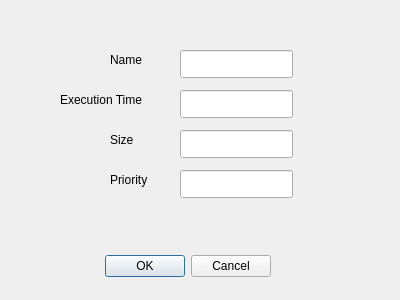
ECruz25/OS_Project_1, file createprocess_dialog.ui: the form before one commit.
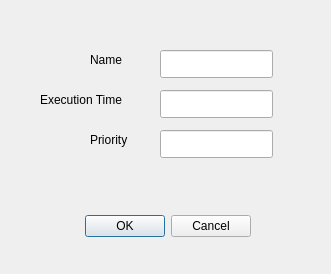
The form after the commit.

What changed in the file:
```diff
--- a/createprocess_dialog.ui
+++ b/createprocess_dialog.ui
@@ -6,8 +6,8 @@
    <rect>
     <x>0</x>
     <y>0</y>
-    <width>400</width>
-    <height>300</height>
+    <width>331</width>
+    <height>274</height>
    </rect>
   </property>
   <property name="windowTitle">
@@ -16,8 +16,8 @@
   <widget class="QDialogButtonBox" name="buttonBox">
    <property name="geometry">
     <rect>
-     <x>100</x>
-     <y>250</y>
+     <x>80</x>
+     <y>210</y>
      <width>171</width>
      <height>32</height>
     </rect>
@@ -32,7 +32,7 @@
   <widget class="QLineEdit" name="name_edit">
    <property name="geometry">
     <rect>
-     <x>180</x>
+     <x>160</x>
      <y>50</y>
      <width>113</width>
      <height>28</height>
@@ -42,7 +42,7 @@
   <widget class="QLabel" name="label">
    <property name="geometry">
     <rect>
-     <x>110</x>
+     <x>90</x>
      <y>50</y>
      <width>66</width>
      <height>20</height>
@@ -55,30 +55,17 @@
   <widget class="QLineEdit" name="exec_edit">
    <property name="geometry">
     <rect>
-     <x>180</x>
+     <x>160</x>
      <y>90</y>
      <width>113</width>
      <height>28</height>
     </rect>
    </property>
   </widget>
-  <widget class="QLabel" name="label_2">
-   <property name="geometry">
-    <rect>
-     <x>110</x>
-     <y>130</y>
-     <width>66</width>
-     <height>20</height>
-    </rect>
-   </property>
-   <property name="text">
-    <string>Size</string>
-   </property>
-  </widget>
   <widget class="QLabel" name="label_3">
    <property name="geometry">
     <rect>
-     <x>60</x>
+     <x>40</x>
      <y>90</y>
      <width>111</width>
      <height>20</height>
@@ -88,21 +75,11 @@
     <string>Execution Time</string>
    </property>
   </widget>
-  <widget class="QLineEdit" name="size_edit">
-   <property name="geometry">
-    <rect>
-     <x>180</x>
-     <y>130</y>
-     <width>113</width>
-     <height>28</height>
-    </rect>
-   </property>
-  </widget>
   <widget class="QLabel" name="label_4">
    <property name="geometry">
     <rect>
-     <x>110</x>
-     <y>170</y>
+     <x>90</x>
+     <y>130</y>
      <width>66</width>
      <height>20</height>
     </rect>
@@ -114,8 +91,8 @@
   <widget class="QLineEdit" name="priority_edit">
    <property name="geometry">
     <rect>
-     <x>180</x>
-     <y>170</y>
+     <x>160</x>
+     <y>130</y>
      <width>113</width>
      <height>28</height>
     </rect>
```
Left out of the diff: 2 changed lines with no effect on the pictures.
